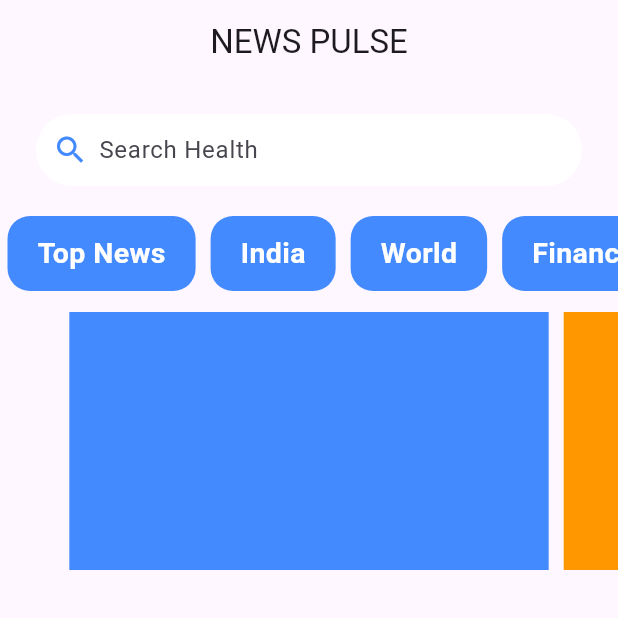
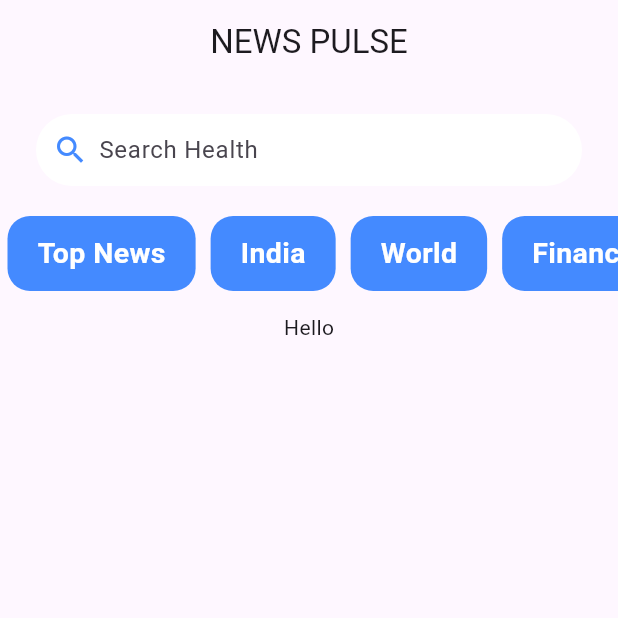
Before and after one commit to kanishkadz/news_app, a Flutter app: the screen it shows after launch, on a phone screen of 412 x 824 dp, the top half of it. Run offline on Flutter 3.47's test engine with Material 3 defaults, Android fonts, the phone set to English and light mode, and no system bars; drawn by our look-alikes of carousel_slider.

Commit message:
Update home.dart

```diff
--- a/lib/home.dart
+++ b/lib/home.dart
@@ -110,9 +110,7 @@ class _HomeState extends State<Home> {
                 builder: (BuildContext context){
                   return Container(
                     margin: EdgeInsets.symmetric(horizontal: 5, vertical: 14),
-                    decoration: BoxDecoration(
-                      color: item
-                    ),
+                    child : Text(item),
                   );
                 },
               );
@@ -124,5 +122,5 @@ class _HomeState extends State<Home> {
     );
   }
 
-  final List items = [Colors.blueAccent, Colors.orange, Colors.red];
+  final List items = ["Hello", "I", "am","Kanishka"];
 }
```
